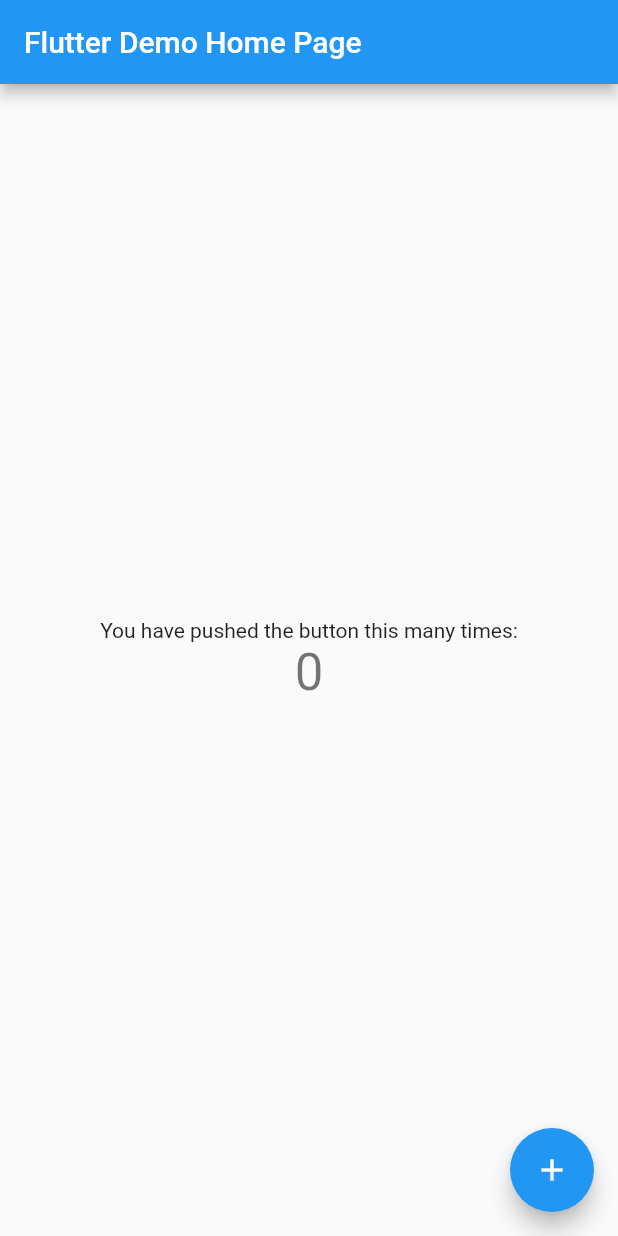
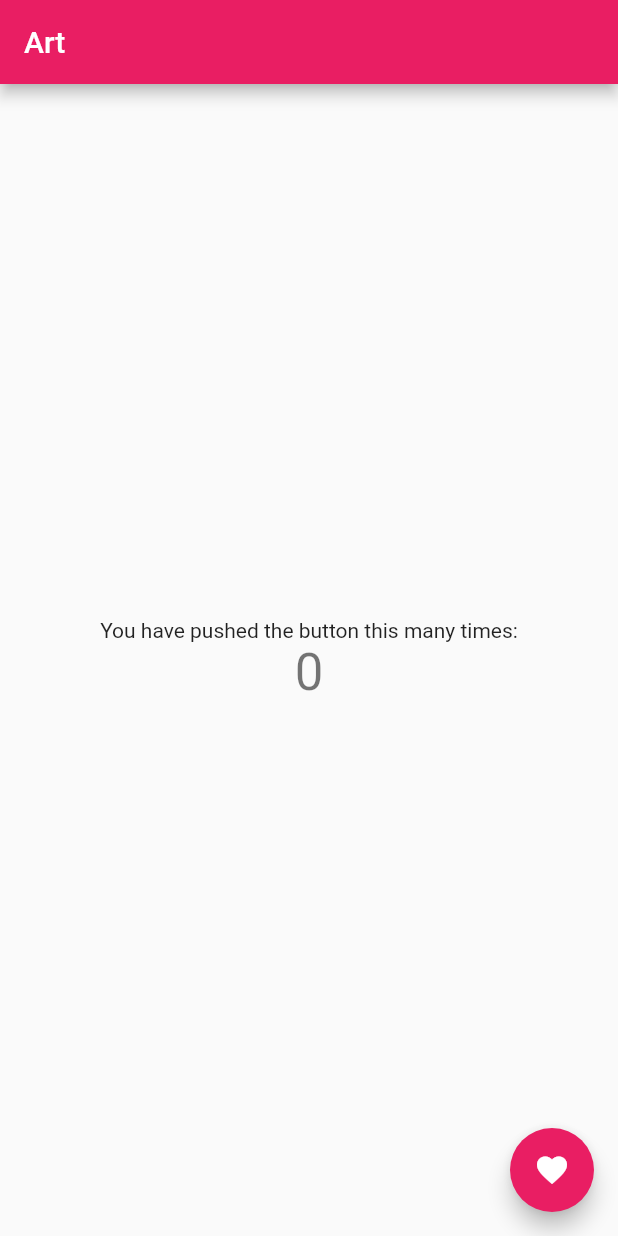
Before and after one commit to zarneezawwinoo/firstFlutter, a Flutter app: the screen it shows after launch, on a phone screen of 412 x 824 dp. Run offline on Flutter 3.47's test engine with Material 2 defaults, Android fonts, the phone set to English and light mode, and no system bars.

Commit message:
1.fix: delete unnecessary comments 2.fix: hide debug banner 3.fix: change app title 4.fix: change primary swatch color 5.fix: change app bar title 6 fix: change floating action button icon

```diff
--- a/lib/main.dart
+++ b/lib/main.dart
@@ -9,39 +9,19 @@ class MyApp extends StatelessWidget {
   @override
   Widget build(BuildContext context) {
     return MaterialApp(
-      title: 'Flutter Demo',
+      debugShowCheckedModeBanner: false,
+      title: ' First Flutter',
       theme: ThemeData(
-        // This is the theme of your application.
-        //
-        // Try running your application with "flutter run". You'll see the
-        // application has a blue toolbar. Then, without quitting the app, try
-        // changing the primarySwatch below to Colors.green and then invoke
-        // "hot reload" (press "r" in the console where you ran "flutter run",
-        // or simply save your changes to "hot reload" in a Flutter IDE).
-        // Notice that the counter didn't reset back to zero; the application
-        // is not restarted.
-        primarySwatch: Colors.blue,
-        // This makes the visual density adapt to the platform that you run
-        // the app on. For desktop platforms, the controls will be smaller and
-        // closer together (more dense) than on mobile platforms.
+        primarySwatch: Colors.pink,
         visualDensity: VisualDensity.adaptivePlatformDensity,
       ),
-      home: MyHomePage(title: 'Flutter Demo Home Page'),
+      home: MyHomePage(title: 'First Flutter'),
     );
   }
 }
 
 class MyHomePage extends StatefulWidget {
   MyHomePage({Key key, this.title}) : super(key: key);
-
-  // This widget is the home page of your application. It is stateful, meaning
-  // that it has a State object (defined below) that contains fields that affect
-  // how it looks.
-
-  // This class is the configuration for the state. It holds the values (in this
-  // case the title) provided by the parent (in this case the App widget) and
-  // used by the build method of the State. Fields in a Widget subclass are
-  // always marked "final".
 
   final String title;
 
@@ -54,47 +34,19 @@ class _MyHomePageState extends State<MyHomePage> {
 
   void _incrementCounter() {
     setState(() {
-      // This call to setState tells the Flutter framework that something has
-      // changed in this State, which causes it to rerun the build method below
-      // so that the display can reflect the updated values. If we changed
-      // _counter without calling setState(), then the build method would not be
-      // called again, and so nothing would appear to happen.
       _counter++;
     });
   }
 
   @override
   Widget build(BuildContext context) {
-    // This method is rerun every time setState is called, for instance as done
-    // by the _incrementCounter method above.
-    //
-    // The Flutter framework has been optimized to make rerunning build methods
-    // fast, so that you can just rebuild anything that needs updating rather
-    // than having to individually change instances of widgets.
+
     return Scaffold(
       appBar: AppBar(
-        // Here we take the value from the MyHomePage object that was created by
-        // the App.build method, and use it to set our appbar title.
-        title: Text(widget.title),
+        title: Text('Art'),
       ),
       body: Center(
-        // Center is a layout widget. It takes a single child and positions it
-        // in the middle of the parent.
-        child: Column(
-          // Column is also a layout widget. It takes a list of children and
-          // arranges them vertically. By default, it sizes itself to fit its
-          // children horizontally, and tries to be as tall as its parent.
-          //
-          // Invoke "debug painting" (press "p" in the console, choose the
-          // "Toggle Debug Paint" action from the Flutter Inspector in Android
-          // Studio, or the "Toggle Debug Paint" command in Visual Studio Code)
-          // to see the wireframe for each widget.
-          //
-          // Column has various properties to control how it sizes itself and
-          // how it positions its children. Here we use mainAxisAlignment to
-          // center the children vertically; the main axis here is the vertical
-          // axis because Columns are vertical (the cross axis would be
-          // horizontal).
+        child:Column(
           mainAxisAlignment: MainAxisAlignment.center,
           children: <Widget>[
             Text(
@@ -110,7 +62,7 @@ class _MyHomePageState extends State<MyHomePage> {
       floatingActionButton: FloatingActionButton(
         onPressed: _incrementCounter,
         tooltip: 'Increment',
-        child: Icon(Icons.add),
+        child: Icon(Icons.favorite),
       ), // This trailing comma makes auto-formatting nicer for build methods.
     );
   }
```
